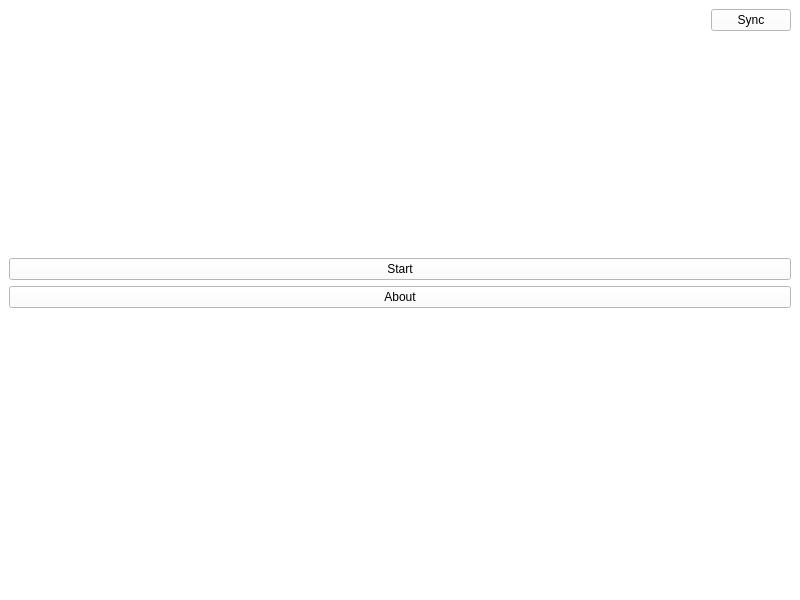
This is views/homeview.ui in Vermont-EPSCoR/Macroinvertebrates as Qt 5 draws it before an edit. The edited form follows.
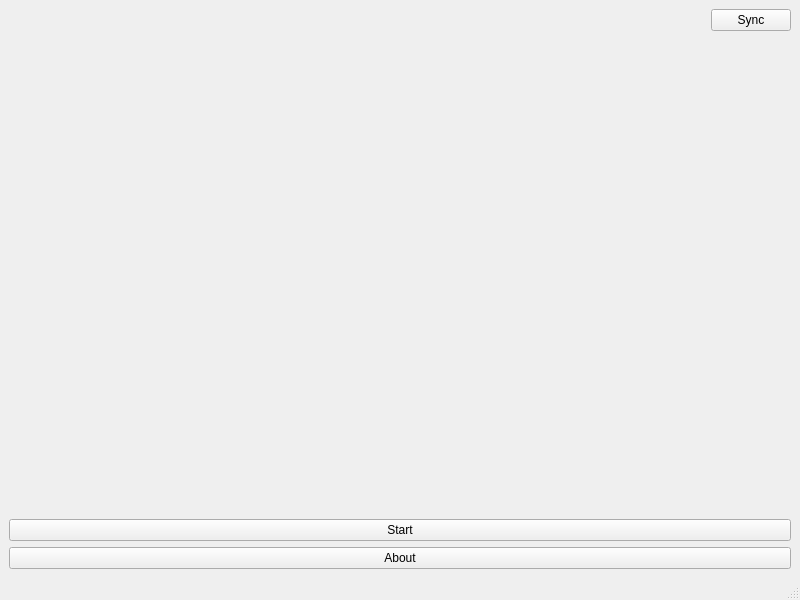
This is the edited form. Icons and pictures are not drawn.

The edit to the form file:
```diff
--- a/views/homeview.ui
+++ b/views/homeview.ui
@@ -14,10 +14,7 @@
    <string>MainWindow</string>
   </property>
   <property name="styleSheet">
-   <string notr="true">background-repeat: no-repeat;
-background-image: url(:/media/background-logo.png);
-background-position: top center;
-background-color: rgb(255, 255, 255);</string>
+   <string notr="true"/>
   </property>
   <widget class="QWidget" name="centralwidget">
    <layout class="QVBoxLayout" name="verticalLayout_2">
@@ -51,7 +48,7 @@
        <enum>Qt::Vertical</enum>
       </property>
       <property name="sizeType">
-       <enum>QSizePolicy::Maximum</enum>
+       <enum>QSizePolicy::Expanding</enum>
       </property>
       <property name="sizeHint" stdset="0">
        <size>
@@ -97,22 +94,6 @@
       </item>
      </layout>
     </item>
-    <item>
-     <spacer name="verticalSpacer_2">
-      <property name="orientation">
-       <enum>Qt::Vertical</enum>
-      </property>
-      <property name="sizeType">
-       <enum>QSizePolicy::MinimumExpanding</enum>
-      </property>
-      <property name="sizeHint" stdset="0">
-       <size>
-        <width>20</width>
-        <height>220</height>
-       </size>
-      </property>
-     </spacer>
-    </item>
    </layout>
   </widget>
   <widget class="QStatusBar" name="statusbar"/>
```
